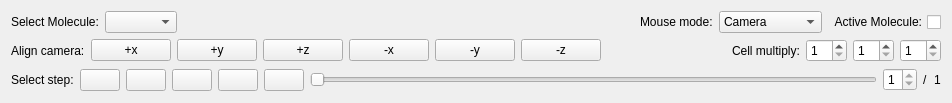
sgsaenger/vipster, file vipster/qt/viewport.ui: the form before one commit.
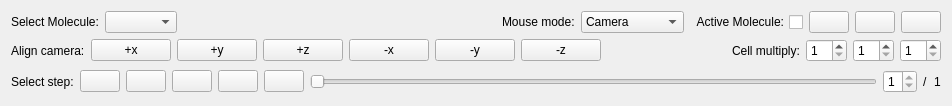
The form after the commit.

Commit message: dynamic viewport splitting

The edit to the form file:
```diff
--- a/vipster/qt/viewport.ui
+++ b/vipster/qt/viewport.ui
@@ -7,7 +7,7 @@
     <x>0</x>
     <y>0</y>
     <width>952</width>
-    <height>103</height>
+    <height>106</height>
    </rect>
   </property>
   <property name="windowTitle">
@@ -81,6 +81,36 @@
        </property>
       </widget>
      </item>
+     <item>
+      <widget class="QPushButton" name="closeButton">
+       <property name="toolTip">
+        <string>Close this view</string>
+       </property>
+       <property name="text">
+        <string/>
+       </property>
+      </widget>
+     </item>
+     <item>
+      <widget class="QPushButton" name="vSplitButton">
+       <property name="toolTip">
+        <string>Split this view vertically</string>
+       </property>
+       <property name="text">
+        <string/>
+       </property>
+      </widget>
+     </item>
+     <item>
+      <widget class="QPushButton" name="hSplitButton">
+       <property name="toolTip">
+        <string>Split this view horizontally</string>
+       </property>
+       <property name="text">
+        <string/>
+       </property>
+      </widget>
+     </item>
     </layout>
    </item>
    <item>
```
The commit also changes 4 other files.
